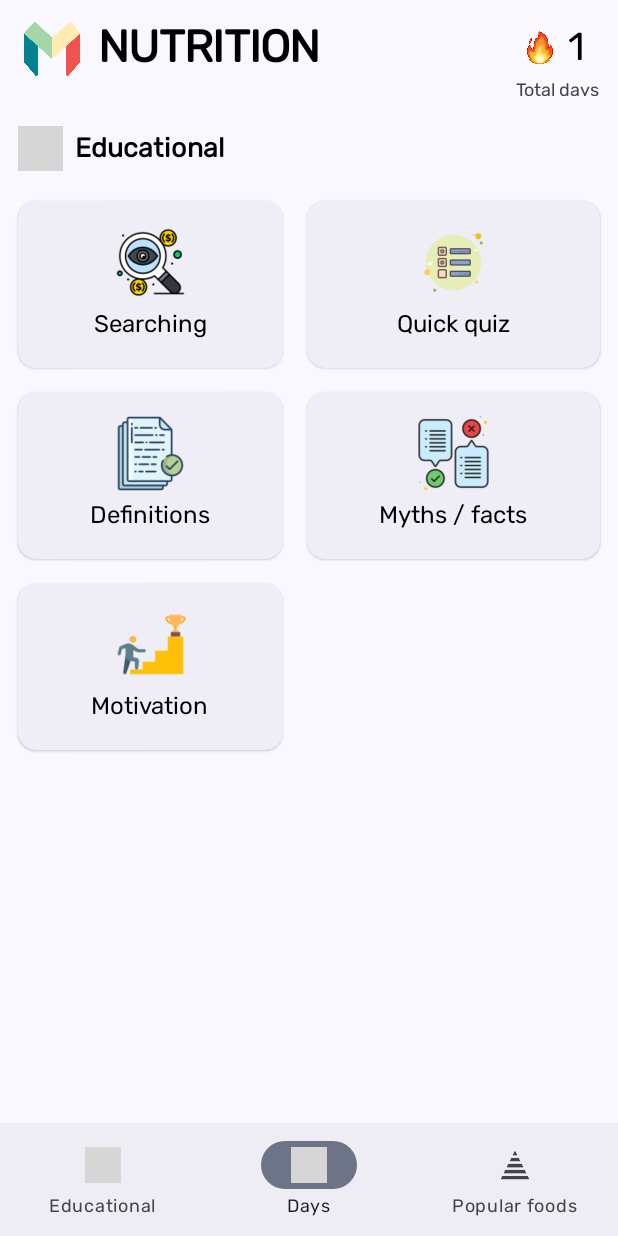
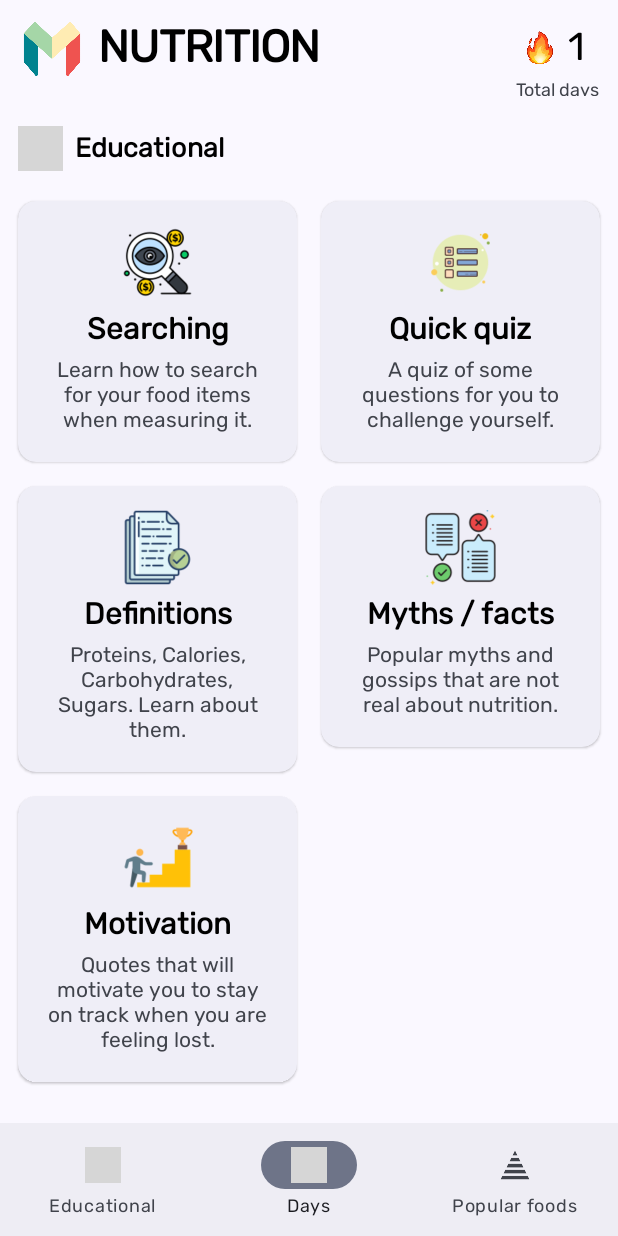
Before and after one commit to AleksandarTheGreat/Nutrition, an Android app: the fragment FragmentEducational placed in its activity, on a phone screen of 412 x 824 dp. Run offline under Robolectric (Android 15) with nearby library versions, the phone set to English and light mode, and no system bars; grey boxes are pictures that could not be loaded.

Commit message:
Okay so I've fixed the educational UI, the food pyramid UI and the main days UI, now all that is left to do is maybe think of a way to add Today and yesterday indicators without changing the layout too much but still be noticable

```diff
--- a/app/src/main/java/com/example/nutrition/Adapters/DaysAdapter.java
+++ b/app/src/main/java/com/example/nutrition/Adapters/DaysAdapter.java
@@ -129,12 +129,12 @@ public class DaysAdapter extends RecyclerView.Adapter<DaysAdapter.MyViewHolder>
             }
 
             if (day.getCreatedAt().equals(currentDate)) {
-                holder.textViewDay.setTypeface(null, Typeface.BOLD);
-                holder.textViewDate.setTypeface(null, Typeface.BOLD);
-                holder.textViewLabelMacro.setTypeface(null, Typeface.BOLD);
-                holder.textViewNumberMacro.setTypeface(null, Typeface.BOLD);
-                holder.textViewDaysNumber.setTypeface(null, Typeface.BOLD);
-                holder.textViewDay.setText(day.calculateLongDayNameOfDate() + " (Today)");
+                holder.textViewDay.setTypeface(null, Typeface.NORMAL);
+                holder.textViewDate.setTypeface(null, Typeface.NORMAL);
+                holder.textViewLabelMacro.setTypeface(null, Typeface.NORMAL);
+                holder.textViewNumberMacro.setTypeface(null, Typeface.NORMAL);
+                holder.textViewDaysNumber.setTypeface(null, Typeface.NORMAL);
+                holder.textViewDay.setText(day.calculateLongDayNameOfDate());
                 holder.textViewDay.setTextColor(colorText);
                 holder.textViewDate.setTextColor(colorText);
                 holder.textViewDaysNumber.setTextColor(colorText);
@@ -148,7 +148,7 @@ public class DaysAdapter extends RecyclerView.Adapter<DaysAdapter.MyViewHolder>
                 holder.textViewLabelMacro.setTypeface(null, Typeface.NORMAL);
                 holder.textViewNumberMacro.setTypeface(null, Typeface.NORMAL);
                 holder.textViewDaysNumber.setTypeface(null, Typeface.NORMAL);
-                holder.textViewDay.setText(day.calculateLongDayNameOfDate() + " (Yesterday)");
+                holder.textViewDay.setText(day.calculateLongDayNameOfDate());
                 holder.textViewDay.setTextColor(colorText);
                 holder.textViewDate.setTextColor(colorText);
                 holder.textViewDaysNumber.setTextColor(colorText);
@@ -194,6 +194,7 @@ public class DaysAdapter extends RecyclerView.Adapter<DaysAdapter.MyViewHolder>
                 holder.textViewLabelMacro.setText(macro);
                 if (day.totalProteins() > customMacros.getProteins()){
                     holder.textViewDaysNumber.setTextColor(ContextCompat.getColor(context, R.color.colorProtein));
+                    holder.textViewNumberMacro.setTextColor(ContextCompat.getColor(context, R.color.colorProtein));
                     holder.materialCardView.setCardBackgroundColor(ContextCompat.getColor(context, R.color.colorProteinCardBack));
                 }
                 break;
@@ -202,6 +203,7 @@ public class DaysAdapter extends RecyclerView.Adapter<DaysAdapter.MyViewHolder>
                 holder.textViewLabelMacro.setText(macro);
                 if (day.totalCalories() > customMacros.getCalories()){
                     holder.textViewDaysNumber.setTextColor(ContextCompat.getColor(context, R.color.colorCalorie));
+                    holder.textViewNumberMacro.setTextColor(ContextCompat.getColor(context, R.color.colorCalorie));
                     holder.materialCardView.setCardBackgroundColor(ContextCompat.getColor(context, R.color.colorCalorieCardBack));
                 }
                 break;
@@ -210,6 +212,7 @@ public class DaysAdapter extends RecyclerView.Adapter<DaysAdapter.MyViewHolder>
                 holder.textViewLabelMacro.setText("Carbs");
                 if (day.totalCarbohydrates() > customMacros.getCarbs()){
                     holder.textViewDaysNumber.setTextColor(ContextCompat.getColor(context, R.color.colorCarbohydrate));
+                    holder.textViewNumberMacro.setTextColor(ContextCompat.getColor(context, R.color.colorCarbohydrate));
                     holder.materialCardView.setCardBackgroundColor(ContextCompat.getColor(context, R.color.colorCarbohydrateCardBack));
                 }
                 break;
@@ -218,6 +221,7 @@ public class DaysAdapter extends RecyclerView.Adapter<DaysAdapter.MyViewHolder>
                 holder.textViewLabelMacro.setText(macro);
                 if (day.totalSugar() > customMacros.getSugars()){
                     holder.textViewDaysNumber.setTextColor(ContextCompat.getColor(context, R.color.colorSugar));
+                    holder.textViewNumberMacro.setTextColor(ContextCompat.getColor(context, R.color.colorSugar));
                     holder.materialCardView.setCardBackgroundColor(ContextCompat.getColor(context, R.color.colorSugarCardBack));
                 }
                 break;
--- a/app/src/main/java/com/example/nutrition/Helper/HelperFragmentAllDays.java
+++ b/app/src/main/java/com/example/nutrition/Helper/HelperFragmentAllDays.java
@@ -270,19 +270,13 @@ public class HelperFragmentAllDays {
                 if (isNightModeOn){
                     int colorWhite = ContextCompat.getColor(context, R.color.white);
                     textViewProgress.setTextColor(colorWhite);
-                    textViewProgress.setTypeface(null, Typeface.BOLD);
                     textViewDay.setTextColor(colorWhite);
-                    textViewDay.setTypeface(null, Typeface.BOLD);
                     textViewDayNumber.setTextColor(colorWhite);
-                    textViewDayNumber.setTypeface(null, Typeface.BOLD);
                 } else {
                     int colorBlack = ContextCompat.getColor(context, R.color.black);
                     textViewProgress.setTextColor(colorBlack);
-                    textViewProgress.setTypeface(null, Typeface.BOLD);
                     textViewDay.setTextColor(colorBlack);
-                    textViewDay.setTypeface(null, Typeface.BOLD);
                     textViewDayNumber.setTextColor(colorBlack);
-                    textViewDayNumber.setTypeface(null, Typeface.BOLD);
                 }
             } else if (day.getCreatedAt().equals(LocalDate.now().minusDays(1))){
                 if (isNightModeOn){
--- a/app/src/main/res/layout/fragment_educational.xml
+++ b/app/src/main/res/layout/fragment_educational.xml
@@ -69,12 +69,24 @@
 
                     <TextView
                         android:id="@+id/textView4"
-                        android:layout_width="wrap_content"
+                        android:layout_width="match_parent"
                         android:layout_height="wrap_content"
+                        android:layout_marginTop="4dp"
                         android:text="Searching"
-                        android:textSize="16sp"
+                        android:textSize="20sp"
+                        android:textStyle="bold"
+                        android:textAlignment="center"
                         android:fontFamily="@font/siracha_regular"
-                        android:layout_marginTop="4dp"
+                        />
+
+                    <TextView
+                        android:id="@+id/textView4Description"
+                        android:layout_width="match_parent"
+                        android:layout_height="wrap_content"
+                        android:text="Learn how to search for your food items when measuring it."
+                        android:textAlignment="center"
+                        android:textSize="14sp"
+                        android:fontFamily="@font/siracha_regular"
                         />
 
                 </LinearLayout>
@@ -103,12 +115,24 @@
 
                     <TextView
                         android:id="@+id/textView3"
-                        android:layout_width="wrap_content"
+                        android:layout_width="match_parent"
                         android:layout_height="wrap_content"
                         android:text="Quick quiz"
-                        android:textSize="16sp"
+                        android:textSize="20sp"
+                        android:textStyle="bold"
+                        android:textAlignment="center"
                         android:fontFamily="@font/siracha_regular"
                         android:layout_marginTop="4dp"
+                        />
+
+                    <TextView
+                        android:id="@+id/textView3Description"
+                        android:layout_width="match_parent"
+                        android:layout_height="wrap_content"
+                        android:text="A quiz of some questions for you to challenge yourself."
+                        android:textAlignment="center"
+                        android:textSize="14sp"
+                        android:fontFamily="@font/siracha_regular"
                         />
 
                 </LinearLayout>
@@ -136,12 +160,24 @@
 
                     <TextView
                         android:id="@+id/textView1"
-                        android:layout_width="wrap_content"
+                        android:layout_width="match_parent"
                         android:layout_height="wrap_content"
                         android:text="Definitions"
-                        android:textSize="16sp"
+                        android:textSize="20sp"
+                        android:textStyle="bold"
+                        android:textAlignment="center"
                         android:fontFamily="@font/siracha_regular"
                         android:layout_marginTop="4dp"
+                        />
+
+                    <TextView
+                        android:id="@+id/textView1Description"
+                        android:layout_width="match_parent"
+                        android:layout_height="wrap_content"
+                        android:text="Proteins, Calories, Carbohydrates, Sugars. Learn about them."
+                        android:textAlignment="center"
+                        android:textSize="14sp"
+                        android:fontFamily="@font/siracha_regular"
                         />
 
                 </LinearLayout>
@@ -169,12 +205,24 @@
 
                     <TextView
                         android:id="@+id/textView2"
-                        android:layout_width="wrap_content"
+                        android:layout_width="match_parent"
                         android:layout_height="wrap_content"
                         android:text="Myths / facts"
-                        android:textSize="16sp"
+                        android:textSize="20sp"
+                        android:textStyle="bold"
+                        android:textAlignment="center"
                         android:fontFamily="@font/siracha_regular"
                         android:layout_marginTop="4dp"
+                        />
+
+                    <TextView
+                        android:id="@+id/textView2Description"
+                        android:layout_width="match_parent"
+                        android:layout_height="wrap_content"
+                        android:text="Popular myths and gossips that are not real about nutrition."
+                        android:textAlignment="center"
+                        android:textSize="14sp"
+                        android:fontFamily="@font/siracha_regular"
                         />
 
                 </LinearLayout>
@@ -203,12 +251,24 @@
 
                     <TextView
                         android:id="@+id/textView5"
-                        android:layout_width="wrap_content"
+                        android:layout_width="match_parent"
                         android:layout_height="wrap_content"
                         android:text="Motivation"
-                        android:textSize="16sp"
+                        android:textSize="20sp"
+                        android:textStyle="bold"
+                        android:textAlignment="center"
                         android:fontFamily="@font/siracha_regular"
                         android:layout_marginTop="4dp"
+                        />
+
+                    <TextView
+                        android:id="@+id/textView5Description"
+                        android:layout_width="match_parent"
+                        android:layout_height="wrap_content"
+                        android:text="Quotes that will motivate you to stay on track when you are feeling lost."
+                        android:textAlignment="center"
+                        android:textSize="14sp"
+                        android:fontFamily="@font/siracha_regular"
                         />
 
                 </LinearLayout>
--- a/app/src/main/res/layout/single_day_layout_main.xml
+++ b/app/src/main/res/layout/single_day_layout_main.xml
@@ -8,7 +8,8 @@
     android:layout_marginHorizontal="2dp"
     app:strokeWidth="0dp"
     app:cardElevation="1dp"
-    app:cardCornerRadius="8dp">
+    app:cardCornerRadius="8dp"
+    >
 
     <androidx.constraintlayout.widget.ConstraintLayout
         android:layout_width="match_parent"
```
Also changed, not shown: app/src/main/java/com/example/nutrition/Fragments/FragmentPopularFoods.java (+1 -17 lines), app/src/main/res/layout/fragment_popular_foods.xml (+15 -17 lines).
